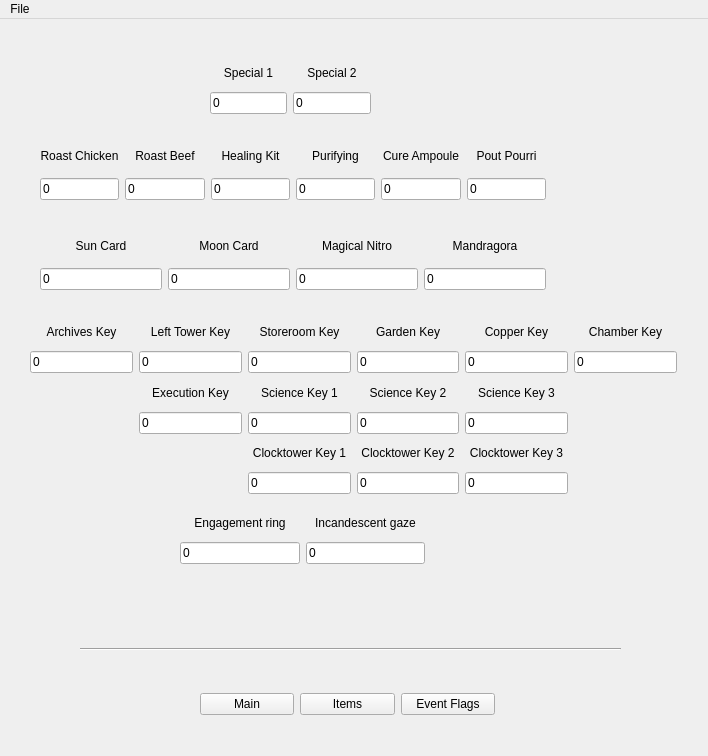
The window that ui/mainwindow.ui (MoisesAPC/PPP) describes before a commit, drawn with Qt 5.
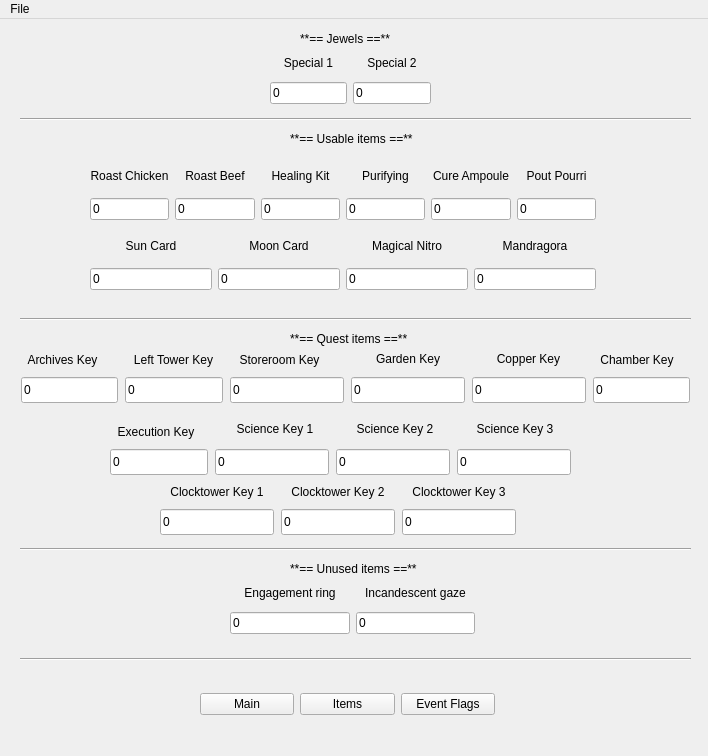
The same window after the commit. The open tabs and pages were chosen to show the change. Icons and pictures are not drawn.

Diff of the .ui file:
```diff
--- a/ui/mainwindow.ui
+++ b/ui/mainwindow.ui
@@ -614,8 +614,8 @@
      <widget class="QWidget" name="gridLayoutWidget_9">
       <property name="geometry">
        <rect>
-        <x>200</x>
-        <y>30</y>
+        <x>260</x>
+        <y>20</y>
         <width>161</width>
         <height>55</height>
        </rect>
@@ -660,8 +660,8 @@
      <widget class="QWidget" name="gridLayoutWidget_10">
       <property name="geometry">
        <rect>
-        <x>30</x>
-        <y>110</y>
+        <x>80</x>
+        <y>130</y>
         <width>506</width>
         <height>61</height>
        </rect>
@@ -774,7 +774,7 @@
      <widget class="QWidget" name="gridLayoutWidget_11">
       <property name="geometry">
        <rect>
-        <x>30</x>
+        <x>80</x>
         <y>200</y>
         <width>506</width>
         <height>61</height>
@@ -851,244 +851,11 @@
        </item>
       </layout>
      </widget>
-     <widget class="QWidget" name="gridLayoutWidget_12">
-      <property name="geometry">
-       <rect>
-        <x>20</x>
-        <y>290</y>
-        <width>647</width>
-        <height>175</height>
-       </rect>
-      </property>
-      <layout class="QGridLayout" name="gridKeys">
-       <item row="4" column="6">
-        <widget class="QLineEdit" name="leKeyScience2">
-         <property name="text">
-          <string>0</string>
-         </property>
-        </widget>
-       </item>
-       <item row="1" column="5">
-        <widget class="QLabel" name="labelStoreroom">
-         <property name="text">
-          <string>Storeroom Key</string>
-         </property>
-         <property name="alignment">
-          <set>Qt::AlignmentFlag::AlignCenter</set>
-         </property>
-        </widget>
-       </item>
-       <item row="3" column="3">
-        <widget class="QLabel" name="labelExecution">
-         <property name="text">
-          <string>Execution Key</string>
-         </property>
-         <property name="alignment">
-          <set>Qt::AlignmentFlag::AlignCenter</set>
-         </property>
-        </widget>
-       </item>
-       <item row="1" column="8">
-        <widget class="QLabel" name="labelChamber">
-         <property name="text">
-          <string>Chamber Key</string>
-         </property>
-         <property name="alignment">
-          <set>Qt::AlignmentFlag::AlignCenter</set>
-         </property>
-        </widget>
-       </item>
-       <item row="6" column="5">
-        <widget class="QLineEdit" name="leKeyClocktower1">
-         <property name="text">
-          <string>0</string>
-         </property>
-        </widget>
-       </item>
-       <item row="1" column="3">
-        <widget class="QLabel" name="labelLeftTowerKey">
-         <property name="text">
-          <string>Left Tower Key</string>
-         </property>
-         <property name="alignment">
-          <set>Qt::AlignmentFlag::AlignCenter</set>
-         </property>
-        </widget>
-       </item>
-       <item row="5" column="5">
-        <widget class="QLabel" name="labelClockTower1">
-         <property name="text">
-          <string>Clocktower Key 1</string>
-         </property>
-         <property name="alignment">
-          <set>Qt::AlignmentFlag::AlignCenter</set>
-         </property>
-        </widget>
-       </item>
-       <item row="3" column="7">
-        <widget class="QLabel" name="labelScience3">
-         <property name="text">
-          <string>Science Key 3</string>
-         </property>
-         <property name="alignment">
-          <set>Qt::AlignmentFlag::AlignCenter</set>
-         </property>
-        </widget>
-       </item>
-       <item row="3" column="6">
-        <widget class="QLabel" name="labelScience2">
-         <property name="text">
-          <string>Science Key 2</string>
-         </property>
-         <property name="alignment">
-          <set>Qt::AlignmentFlag::AlignCenter</set>
-         </property>
-        </widget>
-       </item>
-       <item row="2" column="6">
-        <widget class="QLineEdit" name="leKeyGarden">
-         <property name="text">
-          <string>0</string>
-         </property>
-        </widget>
-       </item>
-       <item row="1" column="1">
-        <widget class="QLabel" name="labelArchivesKey">
-         <property name="text">
-          <string>Archives Key</string>
-         </property>
-         <property name="alignment">
-          <set>Qt::AlignmentFlag::AlignCenter</set>
-         </property>
-        </widget>
-       </item>
-       <item row="2" column="5">
-        <widget class="QLineEdit" name="leKeyStoreroom">
-         <property name="text">
-          <string>0</string>
-         </property>
-        </widget>
-       </item>
-       <item row="4" column="7">
-        <widget class="QLineEdit" name="leKeyScience3">
-         <property name="text">
-          <string>0</string>
-         </property>
-        </widget>
-       </item>
-       <item row="2" column="3">
-        <widget class="QLineEdit" name="leKeyLeftTower">
-         <property name="text">
-          <string>0</string>
-         </property>
-        </widget>
-       </item>
-       <item row="4" column="5">
-        <widget class="QLineEdit" name="leKeyScience1">
-         <property name="text">
-          <string>0</string>
-         </property>
-        </widget>
-       </item>
-       <item row="2" column="7">
-        <widget class="QLineEdit" name="leKeyCopper">
-         <property name="text">
-          <string>0</string>
-         </property>
-        </widget>
-       </item>
-       <item row="6" column="7">
-        <widget class="QLineEdit" name="leKeyClocktower3">
-         <property name="text">
-          <string>0</string>
-         </property>
-        </widget>
-       </item>
-       <item row="5" column="6">
-        <widget class="QLabel" name="labelClockTower2">
-         <property name="text">
-          <string>Clocktower Key 2</string>
-         </property>
-         <property name="alignment">
-          <set>Qt::AlignmentFlag::AlignCenter</set>
-         </property>
-        </widget>
-       </item>
-       <item row="5" column="7">
-        <widget class="QLabel" name="labelClockTower3">
-         <property name="text">
-          <string>Clocktower Key 3</string>
-         </property>
-         <property name="alignment">
-          <set>Qt::AlignmentFlag::AlignCenter</set>
-         </property>
-        </widget>
-       </item>
-       <item row="6" column="6">
-        <widget class="QLineEdit" name="leKeyClocktower2">
-         <property name="text">
-          <string>0</string>
-         </property>
-        </widget>
-       </item>
-       <item row="3" column="5">
-        <widget class="QLabel" name="labelScience1">
-         <property name="text">
-          <string>Science Key 1</string>
-         </property>
-         <property name="alignment">
-          <set>Qt::AlignmentFlag::AlignCenter</set>
-         </property>
-        </widget>
-       </item>
-       <item row="2" column="8">
-        <widget class="QLineEdit" name="leKeyChamber">
-         <property name="text">
-          <string>0</string>
-         </property>
-        </widget>
-       </item>
-       <item row="2" column="1">
-        <widget class="QLineEdit" name="leKeyArchives">
-         <property name="text">
-          <string>0</string>
-         </property>
-        </widget>
-       </item>
-       <item row="4" column="3">
-        <widget class="QLineEdit" name="leKeyExecution">
-         <property name="text">
-          <string>0</string>
-         </property>
-        </widget>
-       </item>
-       <item row="1" column="7">
-        <widget class="QLabel" name="labelCopper">
-         <property name="text">
-          <string>Copper Key</string>
-         </property>
-         <property name="alignment">
-          <set>Qt::AlignmentFlag::AlignCenter</set>
-         </property>
-        </widget>
-       </item>
-       <item row="1" column="6">
-        <widget class="QLabel" name="labelGardenKey">
-         <property name="text">
-          <string>Garden Key</string>
-         </property>
-         <property name="alignment">
-          <set>Qt::AlignmentFlag::AlignCenter</set>
-         </property>
-        </widget>
-       </item>
-      </layout>
-     </widget>
      <widget class="QWidget" name="gridLayoutWidget_13">
       <property name="geometry">
        <rect>
-        <x>170</x>
-        <y>480</y>
+        <x>220</x>
+        <y>550</y>
         <width>245</width>
         <height>55</height>
        </rect>
@@ -1130,6 +897,486 @@
        </item>
       </layout>
      </widget>
+     <widget class="QLabel" name="labelTitleUnusedItems">
+      <property name="geometry">
+       <rect>
+        <x>280</x>
+        <y>530</y>
+        <width>151</width>
+        <height>20</height>
+       </rect>
+      </property>
+      <property name="text">
+       <string>**== Unused items ==**</string>
+      </property>
+      <property name="textFormat">
+       <enum>Qt::TextFormat::MarkdownText</enum>
+      </property>
+     </widget>
+     <widget class="QLabel" name="labelTitleJewels">
+      <property name="geometry">
+       <rect>
+        <x>290</x>
+        <y>0</y>
+        <width>101</width>
+        <height>20</height>
+       </rect>
+      </property>
+      <property name="text">
+       <string>**== Jewels ==**</string>
+      </property>
+      <property name="textFormat">
+       <enum>Qt::TextFormat::MarkdownText</enum>
+      </property>
+     </widget>
+     <widget class="QLabel" name="labelTitleQuestItems">
+      <property name="geometry">
+       <rect>
+        <x>280</x>
+        <y>300</y>
+        <width>151</width>
+        <height>20</height>
+       </rect>
+      </property>
+      <property name="text">
+       <string>**== Quest items ==**</string>
+      </property>
+      <property name="textFormat">
+       <enum>Qt::TextFormat::MarkdownText</enum>
+      </property>
+     </widget>
+     <widget class="Line" name="line_2">
+      <property name="geometry">
+       <rect>
+        <x>10</x>
+        <y>510</y>
+        <width>671</width>
+        <height>20</height>
+       </rect>
+      </property>
+      <property name="orientation">
+       <enum>Qt::Orientation::Horizontal</enum>
+      </property>
+     </widget>
+     <widget class="Line" name="line_3">
+      <property name="geometry">
+       <rect>
+        <x>10</x>
+        <y>280</y>
+        <width>671</width>
+        <height>20</height>
+       </rect>
+      </property>
+      <property name="orientation">
+       <enum>Qt::Orientation::Horizontal</enum>
+      </property>
+     </widget>
+     <widget class="Line" name="line_4">
+      <property name="geometry">
+       <rect>
+        <x>10</x>
+        <y>80</y>
+        <width>671</width>
+        <height>20</height>
+       </rect>
+      </property>
+      <property name="orientation">
+       <enum>Qt::Orientation::Horizontal</enum>
+      </property>
+     </widget>
+     <widget class="QLabel" name="labelTitleUsableItems">
+      <property name="geometry">
+       <rect>
+        <x>280</x>
+        <y>100</y>
+        <width>151</width>
+        <height>20</height>
+       </rect>
+      </property>
+      <property name="text">
+       <string>**== Usable items ==**</string>
+      </property>
+      <property name="textFormat">
+       <enum>Qt::TextFormat::MarkdownText</enum>
+      </property>
+     </widget>
+     <widget class="QLineEdit" name="leKeyGarden">
+      <property name="geometry">
+       <rect>
+        <x>341</x>
+        <y>348</y>
+        <width>114</width>
+        <height>26</height>
+       </rect>
+      </property>
+      <property name="text">
+       <string>0</string>
+      </property>
+     </widget>
+     <widget class="QLabel" name="labelCopper">
+      <property name="geometry">
+       <rect>
+        <x>480</x>
+        <y>320</y>
+        <width>77</width>
+        <height>20</height>
+       </rect>
+      </property>
+      <property name="text">
+       <string>Copper Key</string>
+      </property>
+      <property name="alignment">
+       <set>Qt::AlignmentFlag::AlignCenter</set>
+      </property>
+     </widget>
+     <widget class="QLabel" name="labelLeftTowerKey">
+      <property name="geometry">
+       <rect>
+        <x>115</x>
+        <y>321</y>
+        <width>97</width>
+        <height>20</height>
+       </rect>
+      </property>
+      <property name="text">
+       <string>Left Tower Key</string>
+      </property>
+      <property name="alignment">
+       <set>Qt::AlignmentFlag::AlignCenter</set>
+      </property>
+     </widget>
+     <widget class="QLabel" name="labelClockTower1">
+      <property name="geometry">
+       <rect>
+        <x>150</x>
+        <y>453</y>
+        <width>114</width>
+        <height>20</height>
+       </rect>
+      </property>
+      <property name="text">
+       <string>Clocktower Key 1</string>
+      </property>
+      <property name="alignment">
+       <set>Qt::AlignmentFlag::AlignCenter</set>
+      </property>
+     </widget>
+     <widget class="QLabel" name="labelExecution">
+      <property name="geometry">
+       <rect>
+        <x>100</x>
+        <y>393</y>
+        <width>92</width>
+        <height>20</height>
+       </rect>
+      </property>
+      <property name="text">
+       <string>Execution Key</string>
+      </property>
+      <property name="alignment">
+       <set>Qt::AlignmentFlag::AlignCenter</set>
+      </property>
+     </widget>
+     <widget class="QLabel" name="labelScience1">
+      <property name="geometry">
+       <rect>
+        <x>220</x>
+        <y>390</y>
+        <width>90</width>
+        <height>20</height>
+       </rect>
+      </property>
+      <property name="text">
+       <string>Science Key 1</string>
+      </property>
+      <property name="alignment">
+       <set>Qt::AlignmentFlag::AlignCenter</set>
+      </property>
+     </widget>
+     <widget class="QLabel" name="labelScience3">
+      <property name="geometry">
+       <rect>
+        <x>460</x>
+        <y>390</y>
+        <width>90</width>
+        <height>20</height>
+       </rect>
+      </property>
+      <property name="text">
+       <string>Science Key 3</string>
+      </property>
+      <property name="alignment">
+       <set>Qt::AlignmentFlag::AlignCenter</set>
+      </property>
+     </widget>
+     <widget class="QLabel" name="labelClockTower3">
+      <property name="geometry">
+       <rect>
+        <x>392</x>
+        <y>453</y>
+        <width>114</width>
+        <height>20</height>
+       </rect>
+      </property>
+      <property name="text">
+       <string>Clocktower Key 3</string>
+      </property>
+      <property name="alignment">
+       <set>Qt::AlignmentFlag::AlignCenter</set>
+      </property>
+     </widget>
+     <widget class="QLabel" name="labelClockTower2">
+      <property name="geometry">
+       <rect>
+        <x>271</x>
+        <y>453</y>
+        <width>114</width>
+        <height>20</height>
+       </rect>
+      </property>
+      <property name="text">
+       <string>Clocktower Key 2</string>
+      </property>
+      <property name="alignment">
+       <set>Qt::AlignmentFlag::AlignCenter</set>
+      </property>
+     </widget>
+     <widget class="QLineEdit" name="leKeyChamber">
+      <property name="geometry">
+       <rect>
+        <x>583</x>
+        <y>348</y>
+        <width>97</width>
+        <height>26</height>
+       </rect>
+      </property>
+      <property name="text">
+       <string>0</string>
+      </property>
+     </widget>
+     <widget class="QLineEdit" name="leKeyArchives">
+      <property name="geometry">
+       <rect>
+        <x>11</x>
+        <y>348</y>
+        <width>97</width>
+        <height>26</height>
+       </rect>
+      </property>
+      <property name="text">
+       <string>0</string>
+      </property>
+     </widget>
+     <widget class="QLineEdit" name="leKeyClocktower2">
+      <property name="geometry">
+       <rect>
+        <x>271</x>
+        <y>480</y>
+        <width>114</width>
+        <height>26</height>
+       </rect>
+      </property>
+      <property name="text">
+       <string>0</string>
+      </property>
+     </widget>
+     <widget class="QLineEdit" name="leKeyCopper">
+      <property name="geometry">
+       <rect>
+        <x>462</x>
+        <y>348</y>
+        <width>114</width>
+        <height>26</height>
+       </rect>
+      </property>
+      <property name="text">
+       <string>0</string>
+      </property>
+     </widget>
+     <widget class="QLabel" name="labelGardenKey">
+      <property name="geometry">
+       <rect>
+        <x>360</x>
+        <y>320</y>
+        <width>76</width>
+        <height>20</height>
+       </rect>
+      </property>
+      <property name="text">
+       <string>Garden Key</string>
+      </property>
+      <property name="alignment">
+       <set>Qt::AlignmentFlag::AlignCenter</set>
+      </property>
+     </widget>
+     <widget class="QLabel" name="labelChamber">
+      <property name="geometry">
+       <rect>
+        <x>583</x>
+        <y>321</y>
+        <width>88</width>
+        <height>20</height>
+       </rect>
+      </property>
+      <property name="text">
+       <string>Chamber Key</string>
+      </property>
+      <property name="alignment">
+       <set>Qt::AlignmentFlag::AlignCenter</set>
+      </property>
+     </widget>
+     <widget class="QLineEdit" name="leKeyScience1">
+      <property name="geometry">
+       <rect>
+        <x>205</x>
+        <y>420</y>
+        <width>114</width>
+        <height>26</height>
+       </rect>
+      </property>
+      <property name="text">
+       <string>0</string>
+      </property>
+     </widget>
+     <widget class="QLineEdit" name="leKeyClocktower1">
+      <property name="geometry">
+       <rect>
+        <x>150</x>
+        <y>480</y>
+        <width>114</width>
+        <height>26</height>
+       </rect>
+      </property>
+      <property name="text">
+       <string>0</string>
+      </property>
+     </widget>
+     <widget class="QLineEdit" name="leKeyStoreroom">
+      <property name="geometry">
+       <rect>
+        <x>220</x>
+        <y>348</y>
+        <width>114</width>
+        <height>26</height>
+       </rect>
+      </property>
+      <property name="text">
+       <string>0</string>
+      </property>
+     </widget>
+     <widget class="QLabel" name="labelStoreroom">
+      <property name="geometry">
+       <rect>
+        <x>220</x>
+        <y>321</y>
+        <width>99</width>
+        <height>20</height>
+       </rect>
+      </property>
+      <property name="text">
+       <string>Storeroom Key</string>
+      </property>
+      <property name="alignment">
+       <set>Qt::AlignmentFlag::AlignCenter</set>
+      </property>
+     </widget>
+     <widget class="QLineEdit" name="leKeyScience2">
+      <property name="geometry">
+       <rect>
+        <x>326</x>
+        <y>420</y>
+        <width>114</width>
+        <height>26</height>
+       </rect>
+      </property>
+      <property name="text">
+       <string>0</string>
+      </property>
+     </widget>
+     <widget class="QLineEdit" name="leKeyLeftTower">
+      <property name="geometry">
+       <rect>
+        <x>115</x>
+        <y>348</y>
+        <width>98</width>
+        <height>26</height>
+       </rect>
+      </property>
+      <property name="text">
+       <string>0</string>
+      </property>
+     </widget>
+     <widget class="QLabel" name="labelScience2">
+      <property name="geometry">
+       <rect>
+        <x>340</x>
+        <y>390</y>
+        <width>90</width>
+        <height>20</height>
+       </rect>
+      </property>
+      <property name="text">
+       <string>Science Key 2</string>
+      </property>
+      <property name="alignment">
+       <set>Qt::AlignmentFlag::AlignCenter</set>
+      </property>
+     </widget>
+     <widget class="QLineEdit" name="leKeyScience3">
+      <property name="geometry">
+       <rect>
+        <x>447</x>
+        <y>420</y>
+        <width>114</width>
+        <height>26</height>
+       </rect>
+      </property>
+      <property name="text">
+       <string>0</string>
+      </property>
+     </widget>
+     <widget class="QLabel" name="labelArchivesKey">
+      <property name="geometry">
+       <rect>
+        <x>11</x>
+        <y>321</y>
+        <width>83</width>
+        <height>20</height>
+       </rect>
+      </property>
+      <property name="text">
+       <string>Archives Key</string>
+      </property>
+      <property name="alignment">
+       <set>Qt::AlignmentFlag::AlignCenter</set>
+      </property>
+     </widget>
+     <widget class="QLineEdit" name="leKeyClocktower3">
+      <property name="geometry">
+       <rect>
+        <x>392</x>
+        <y>480</y>
+        <width>114</width>
+        <height>26</height>
+       </rect>
+      </property>
+      <property name="text">
+       <string>0</string>
+      </property>
+     </widget>
+     <widget class="QLineEdit" name="leKeyExecution">
+      <property name="geometry">
+       <rect>
+        <x>100</x>
+        <y>420</y>
+        <width>98</width>
+        <height>26</height>
+       </rect>
+      </property>
+      <property name="text">
+       <string>0</string>
+      </property>
+     </widget>
     </widget>
     <widget class="QWidget" name="pageMain">
      <widget class="QWidget" name="gridLayoutWidget_2">
@@ -1900,9 +2147,9 @@
    <widget class="Line" name="line">
     <property name="geometry">
      <rect>
-      <x>80</x>
-      <y>620</y>
-      <width>541</width>
+      <x>20</x>
+      <y>630</y>
+      <width>671</width>
       <height>20</height>
      </rect>
     </property>
```
